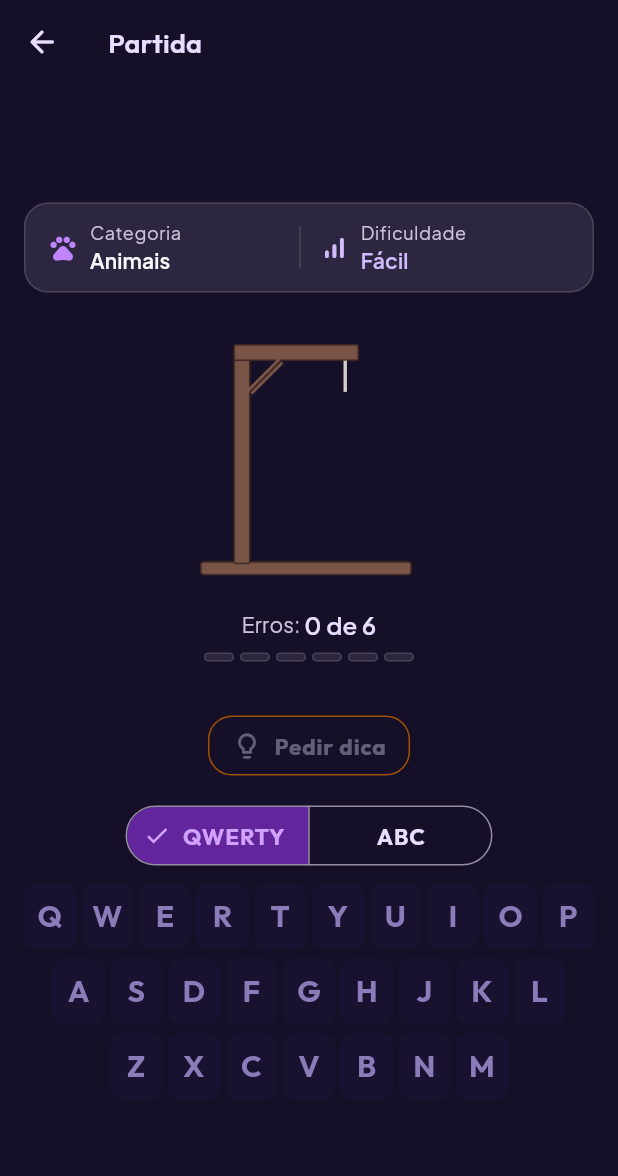
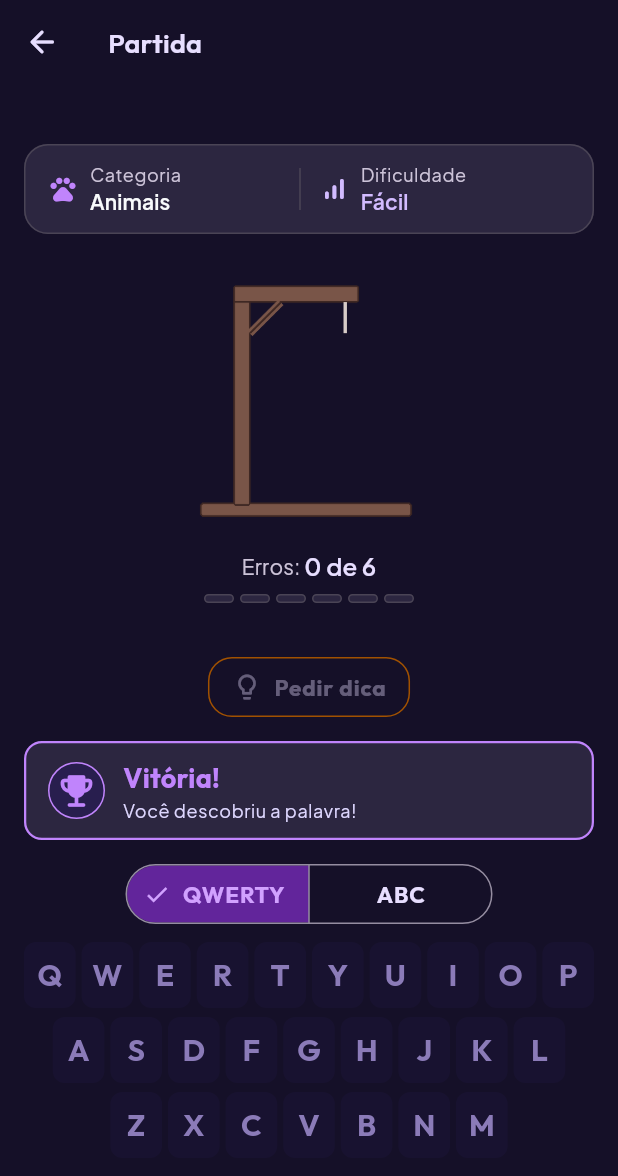
Before and after one commit to ericSilvaP/avaliacao_pg_mobile_flutter_01, a Flutter app: the GameScreen screen opened directly with empty values, on a phone screen of 412 x 824 dp. Shown: the top 1176 px of the screen. Run offline on Flutter 3.47's test engine with Material 3 defaults, Android fonts, the phone set to English and light mode, and no system bars.

Commit message:
feat(game): add round outcome banner and delayed finish

```diff
--- a/lib/features/game/presentation/game_screen.dart
+++ b/lib/features/game/presentation/game_screen.dart
@@ -1,3 +1,5 @@
+import 'dart:async';
+
 import 'package:flutter/material.dart';
 
 import '../../../data/models/answer_entry.dart';
@@ -14,6 +16,7 @@ import 'widgets/hint_panel.dart';
 import 'widgets/keyboard_layout.dart';
 import 'widgets/letter_keyboard.dart';
 import 'widgets/round_info_header.dart';
+import 'widgets/round_outcome_banner.dart';
 
 class GameScreen extends StatefulWidget {
   const GameScreen({
@@ -25,6 +28,7 @@ class GameScreen extends StatefulWidget {
     this.initialLayout = KeyboardLayout.qwerty,
     this.layoutNotifier,
     this.round,
+    this.finishDelay = const Duration(seconds: 2),
   });
 
   final AnswerEntry entry;
@@ -34,6 +38,7 @@ class GameScreen extends StatefulWidget {
   final KeyboardLayout initialLayout;
   final ValueNotifier<KeyboardLayout>? layoutNotifier;
   final GameRound? round;
+  final Duration finishDelay;
 
   @override
   State<GameScreen> createState() => GameScreenState();
@@ -43,6 +48,7 @@ class GameScreenState extends State<GameScreen> {
   late final GameRound _round;
   late KeyboardLayout _currentLayout;
   String? _hint;
+  Timer? _finishTimer;
 
   GameRound get round => _round;
 
@@ -55,6 +61,18 @@ class GameScreenState extends State<GameScreen> {
     if (_round.hintUsed && widget.entry.hints.isNotEmpty) {
       _hint = widget.entry.hints.first;
     }
+    if (_round.isFinished) {
+      _scheduleFinish();
+    }
+  }
+
+  void _scheduleFinish() {
+    if (_finishTimer != null) return;
+    _finishTimer = Timer(widget.finishDelay, () {
+      if (mounted) {
+        widget.onRoundFinished(_round.toResult());
+      }
+    });
   }
 
   void _onLayoutNotifierChanged() {
@@ -68,6 +86,8 @@ class GameScreenState extends State<GameScreen> {
 
   @override
   void dispose() {
+    _finishTimer?.cancel();
+    _finishTimer = null;
     widget.layoutNotifier?.removeListener(_onLayoutNotifierChanged);
     super.dispose();
   }
@@ -86,6 +106,9 @@ class GameScreenState extends State<GameScreen> {
     setState(() {
       _round.guessLetter(letter);
     });
+    if (_round.isFinished) {
+      _scheduleFinish();
+    }
   }
 
   void _onHintRequested() {
@@ -204,6 +227,10 @@ class GameScreenState extends State<GameScreen> {
                       onHintRequested: _onHintRequested,
                     ),
                     const SizedBox(height: AppSpacing.md),
+                    if (_round.isFinished) ...[
+                      RoundOutcomeBanner(status: _round.status),
+                      const SizedBox(height: AppSpacing.md),
+                    ],
                     LetterKeyboard(
                       guessedLetters: _round.guessedLetters,
                       wrongLetters: _round.wrongLetters,
--- /dev/null
+++ b/lib/features/game/presentation/widgets/round_outcome_banner.dart
@@ -0,0 +1,84 @@
+import 'package:flutter/material.dart';
+
+import '../../../../shared/theme/app_colors.dart';
+import '../../../../shared/theme/app_theme.dart';
+import '../../../../src/domain/round_status.dart';
+
+/// Banner exibido quando a rodada termina (vitória ou derrota).
+///
+/// Apresenta feedback visual imediato antes da transição automática
+/// para a tela de resultado da rodada.
+class RoundOutcomeBanner extends StatelessWidget {
+  const RoundOutcomeBanner({super.key, required this.status});
+
+  final RoundStatus status;
+
+  @override
+  Widget build(BuildContext context) {
+    if (status == RoundStatus.inProgress) {
+      return const SizedBox.shrink();
+    }
+
+    final isWon = status == RoundStatus.won;
+    final color = isWon ? AppColors.accent : AppColors.error;
+    final title = isWon ? 'Vitória!' : 'Derrota';
+    final subtitle = isWon
+        ? 'Você descobriu a palavra!'
+        : 'O limite de erros foi atingido.';
+    final icon = isWon
+        ? Icons.emoji_events_rounded
+        : Icons.sentiment_dissatisfied_rounded;
+
+    return Semantics(
+      liveRegion: true,
+      container: true,
+      label: 'Resultado da rodada: $title. $subtitle',
+      child: Card(
+        color: AppColors.surfaceContainerHigh,
+        shape: RoundedRectangleBorder(
+          borderRadius: BorderRadius.circular(AppRadius.md),
+          side: BorderSide(color: color, width: 1.5),
+        ),
+        child: Padding(
+          padding: const EdgeInsets.symmetric(
+            horizontal: AppSpacing.lg,
+            vertical: AppSpacing.md,
+          ),
+          child: Row(
+            children: [
+              Container(
+                padding: const EdgeInsets.all(AppSpacing.xs),
+                decoration: BoxDecoration(
+                  color: AppColors.cardSurface,
+                  shape: BoxShape.circle,
+                  border: Border.all(color: color, width: 1),
+                ),
+                child: Icon(icon, color: color, size: 28),
+              ),
+              const SizedBox(width: AppSpacing.md),
+              Expanded(
+                child: Column(
+                  crossAxisAlignment: CrossAxisAlignment.start,
+                  mainAxisSize: MainAxisSize.min,
+                  children: [
+                    Text(
+                      title,
+                      style: Theme.of(context).textTheme.titleLarge
+                          ?.copyWith(color: color, fontWeight: FontWeight.bold),
+                    ),
+                    const SizedBox(height: 2),
+                    Text(
+                      subtitle,
+                      style: Theme.of(context).textTheme.bodySmall
+                          ?.copyWith(color: AppColors.textMedium),
+                    ),
+                  ],
+                ),
+              ),
+            ],
+          ),
+        ),
+      ),
+    );
+  }
+}
```
Also changed, not shown: 2 other files.
